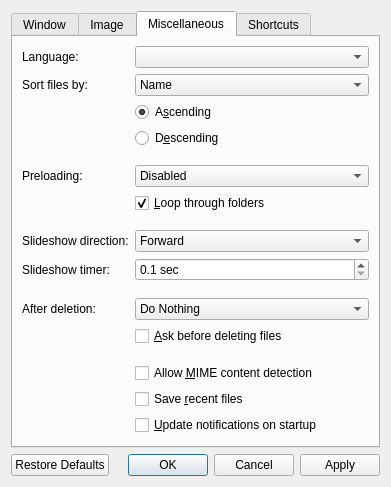
jurplel/qView, file src/qvoptionsdialog.ui: the form before one commit.
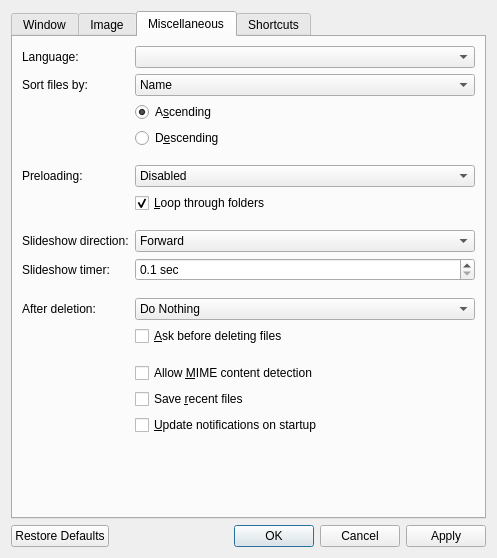
The form after the commit. The open tabs and pages were chosen to show the change.

```diff
--- a/src/qvoptionsdialog.ui
+++ b/src/qvoptionsdialog.ui
@@ -5,6 +5,14 @@
   <property name="windowModality">
    <enum>Qt::NonModal</enum>
   </property>
+  <property name="geometry">
+   <rect>
+    <x>0</x>
+    <y>0</y>
+    <width>497</width>
+    <height>558</height>
+   </rect>
+  </property>
   <property name="windowTitle">
    <string>Settings</string>
   </property>
```
Left out of the diff: 9 changed lines with no effect on the pictures.
